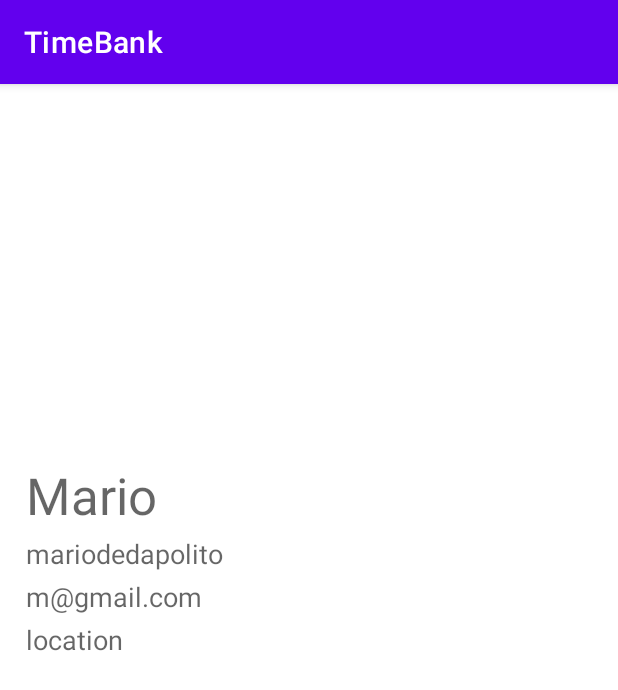
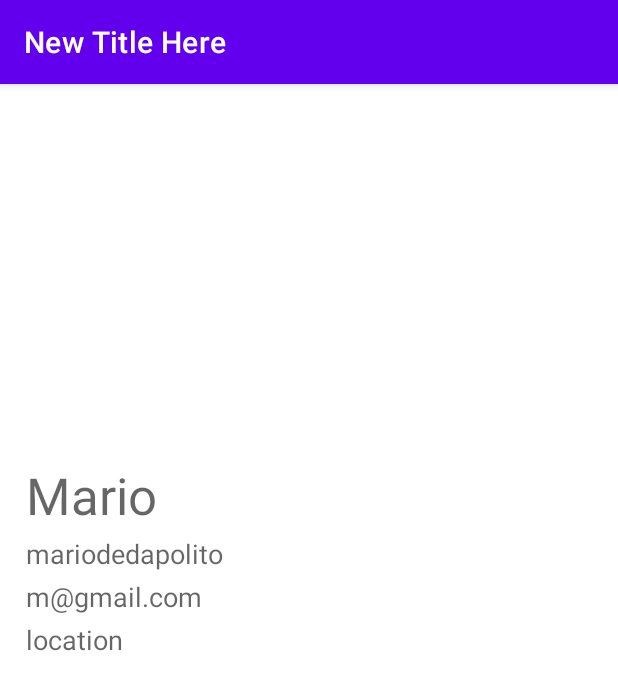
Before and after one commit to fridanco/MA-G14, an Android app: the screen it shows after launch (MainActivity), on a phone screen of 412 x 824 dp. Shown: the top 690 px of the screen. Run offline under Robolectric (Android 15) with nearby library versions, the light colour scheme and no system bars.

Commit message:
small add on toolbar

```diff
--- a/app/src/main/java/it/polito/ma/g14/timebank/MainActivity.kt
+++ b/app/src/main/java/it/polito/ma/g14/timebank/MainActivity.kt
@@ -1,8 +1,10 @@
 package it.polito.ma.g14.timebank
 
-import androidx.appcompat.app.AppCompatActivity
+import android.app.ActionBar
 import android.os.Bundle
 import android.widget.TextView
+import android.widget.Toolbar
+import androidx.appcompat.app.AppCompatActivity
 
 class MainActivity : AppCompatActivity() {
 
@@ -16,9 +18,13 @@ class MainActivity : AppCompatActivity() {
     override fun onCreate(savedInstanceState: Bundle?) {
         super.onCreate(savedInstanceState)
         setContentView(R.layout.activity_main)
+
+        supportActionBar?.title = "New Title Here" //supportActionBar is the keyword for the toolbar
+        actionBar?.hide()
         findViewById<TextView>(R.id.textView4).text = fullName
         findViewById<TextView>(R.id.textView5).text = nickName
         findViewById<TextView>(R.id.textView6).text = email
         findViewById<TextView>(R.id.textView7).text = location
     }
+
 }
```
